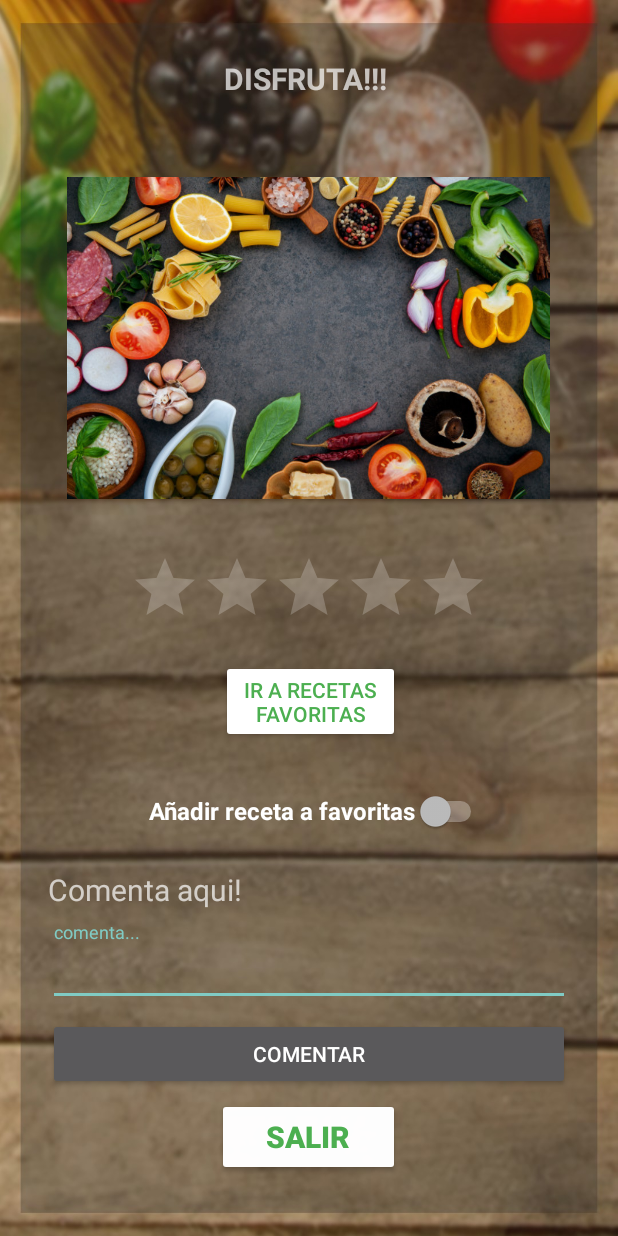
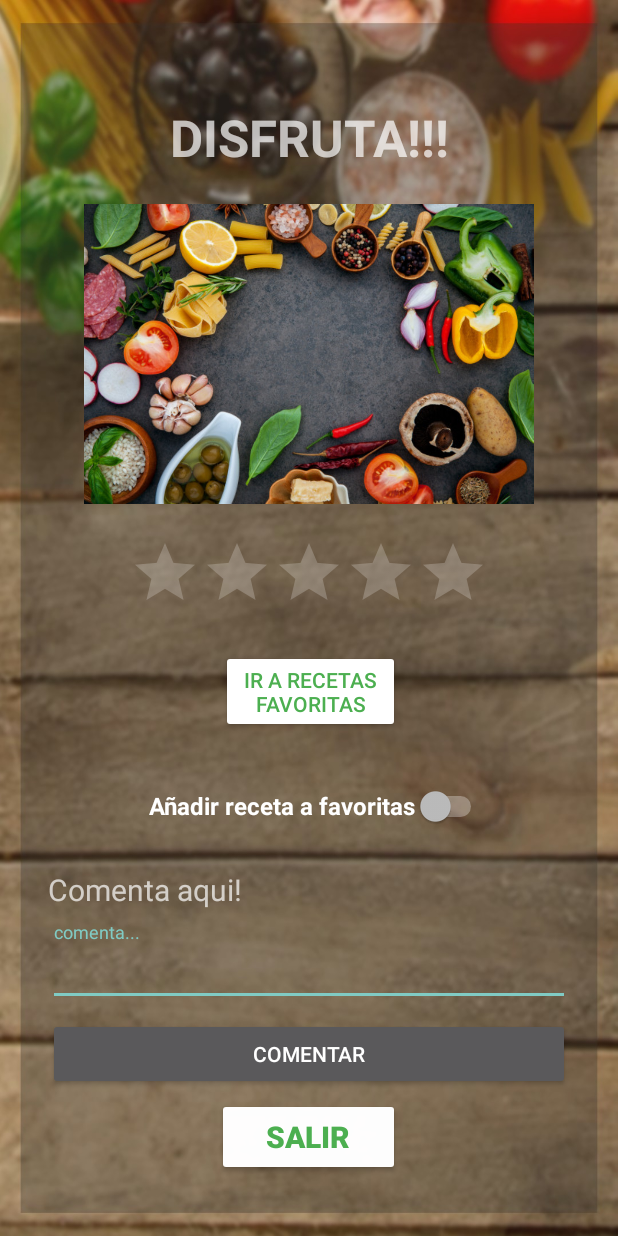
Before and after one commit to CarlosF-creator/appcocina4, an Android app: the eval screen opened directly, with no data from a screen before it, on a phone screen of 412 x 824 dp. Run offline under Robolectric (Android 15) with nearby library versions, the phone set to English and light mode, and no system bars; our stand-ins replace Firebase (no records; nobody signed in at launch, a user with empty details on screens opened directly); 1 statement that could not run was skipped.

Commit message:
Restaurar eval.xml y actualizar

```diff
--- a/app/src/main/res/layout/eval.xml
+++ b/app/src/main/res/layout/eval.xml
@@ -9,21 +9,15 @@
     android:fillViewport="true"
     tools:layout_editor_absoluteX="1dp"
     tools:layout_editor_absoluteY="1dp">
-
-
-
     <androidx.constraintlayout.widget.ConstraintLayout
         android:layout_width="match_parent"
         android:layout_height="match_parent"
-
-
-
         tools:context=".eval">
 
         <ImageView
-            android:id="@+id/imageView3"
+            android:id="@+id/ImagenFinal"
             android:layout_width="322dp"
-            android:layout_height="250dp"
+            android:layout_height="200dp"
             android:layout_gravity="center"
             android:layout_marginStart="32dp"
             android:layout_marginTop="4dp"
@@ -34,7 +28,6 @@
             app:layout_constraintStart_toStartOf="parent"
             app:layout_constraintTop_toBottomOf="@+id/textView14"
             app:srcCompat="@drawable/posiblefondodecarga" />
-
         <Switch
             android:id="@+id/switch1"
             android:layout_width="wrap_content"
@@ -51,8 +44,6 @@
             app:layout_constraintStart_toStartOf="parent"
             app:layout_constraintTop_toBottomOf="@+id/button5" />
 
-
-
         <Button
             android:id="@+id/button5"
             android:layout_width="119dp"
@@ -61,6 +52,7 @@
             android:layout_marginEnd="145dp"
             android:layout_marginBottom="4dp"
             android:backgroundTint="@color/white"
+            android:onClick="btnFavorito"
             android:text="Ir a recetas favoritas"
             android:textColor="#4CAF50"
             app:layout_constraintBottom_toTopOf="@+id/switch1"
@@ -69,25 +61,22 @@
             app:layout_constraintStart_toStartOf="parent"
             app:layout_constraintTop_toBottomOf="@+id/ratingBar2" />
 
-
         <TextView
             android:id="@+id/textView14"
-            android:layout_width="118dp"
-            android:layout_height="34dp"
-            android:layout_marginStart="144dp"
-            android:layout_marginTop="24dp"
-            android:layout_marginEnd="149dp"
-            android:layout_marginBottom="8dp"
+            android:layout_width="wrap_content"
+            android:layout_height="wrap_content"
+            android:layout_marginStart="113dp"
+            android:layout_marginTop="50dp"
+            android:layout_marginEnd="113dp"
             android:elegantTextHeight="false"
             android:text="DISFRUTA!!!"
             android:textAlignment="center"
-            android:textSize="20sp"
+            android:textSize="34sp"
             android:textStyle="bold"
-            app:layout_constraintBottom_toTopOf="@+id/imageView3"
+            app:layout_constraintBottom_toTopOf="@+id/ImagenFinal"
             app:layout_constraintEnd_toEndOf="parent"
             app:layout_constraintStart_toStartOf="parent"
             app:layout_constraintTop_toTopOf="parent" />
-
         <LinearLayout
             android:id="@+id/comentarios"
             android:layout_width="0dp"
@@ -101,9 +90,7 @@
             app:layout_constraintEnd_toEndOf="parent"
             app:layout_constraintStart_toStartOf="parent"
             app:layout_constraintTop_toBottomOf="@+id/textView21">
-
         </LinearLayout>
-
         <LinearLayout
             android:id="@+id/comentarLayout"
             android:layout_width="0dp"
@@ -116,9 +103,7 @@
             app:layout_constraintEnd_toEndOf="parent"
             app:layout_constraintStart_toStartOf="parent"
             app:layout_constraintTop_toBottomOf="@+id/textView21">
-
         </LinearLayout>
-
         <Button
             android:id="@+id/button4"
             android:layout_width="122dp"
@@ -128,6 +113,7 @@
             android:layout_marginEnd="145dp"
             android:layout_marginBottom="40dp"
             android:backgroundTint="#FCFFFFFF"
+            android:onClick="btnSalir"
             android:text="SALIR"
             android:textAlignment="center"
             android:textColor="#4CAF50"
@@ -137,7 +123,6 @@
             app:layout_constraintEnd_toEndOf="parent"
             app:layout_constraintStart_toStartOf="parent"
             app:layout_constraintTop_toBottomOf="@+id/comentarBtn" />
-
         <com.google.android.material.textfield.TextInputLayout
             android:id="@+id/comentario"
             android:layout_width="match_parent"
@@ -150,15 +135,12 @@
             app:layout_constraintEnd_toEndOf="parent"
             app:layout_constraintStart_toStartOf="parent"
             app:layout_constraintTop_toBottomOf="@+id/textView21">
-
             <com.google.android.material.textfield.TextInputEditText
                 android:id="@+id/comentarioText"
                 android:layout_width="match_parent"
                 android:layout_height="wrap_content"
                 android:hint="comenta..." />
-
         </com.google.android.material.textfield.TextInputLayout>
-
         <RatingBar
             android:id="@+id/ratingBar2"
             android:layout_width="wrap_content"
@@ -173,9 +155,7 @@
             app:layout_constraintBottom_toTopOf="@+id/button5"
             app:layout_constraintEnd_toEndOf="parent"
             app:layout_constraintStart_toStartOf="parent"
-            app:layout_constraintTop_toBottomOf="@+id/imageView3" />
-
-
+            app:layout_constraintTop_toBottomOf="@+id/ImagenFinal" />
 
         <Button
             android:id="@+id/comentarBtn"
@@ -190,7 +170,6 @@
             app:layout_constraintHorizontal_bias="0.0"
             app:layout_constraintStart_toStartOf="parent"
             app:layout_constraintTop_toBottomOf="@+id/comentario" />
-
         <TextView
             android:id="@+id/textView21"
             android:layout_width="0dp"
@@ -203,6 +182,5 @@
             app:layout_constraintBottom_toTopOf="@+id/comentario"
             app:layout_constraintEnd_toEndOf="parent"
             app:layout_constraintStart_toStartOf="parent" />
-
     </androidx.constraintlayout.widget.ConstraintLayout>
 </ScrollView>
```
